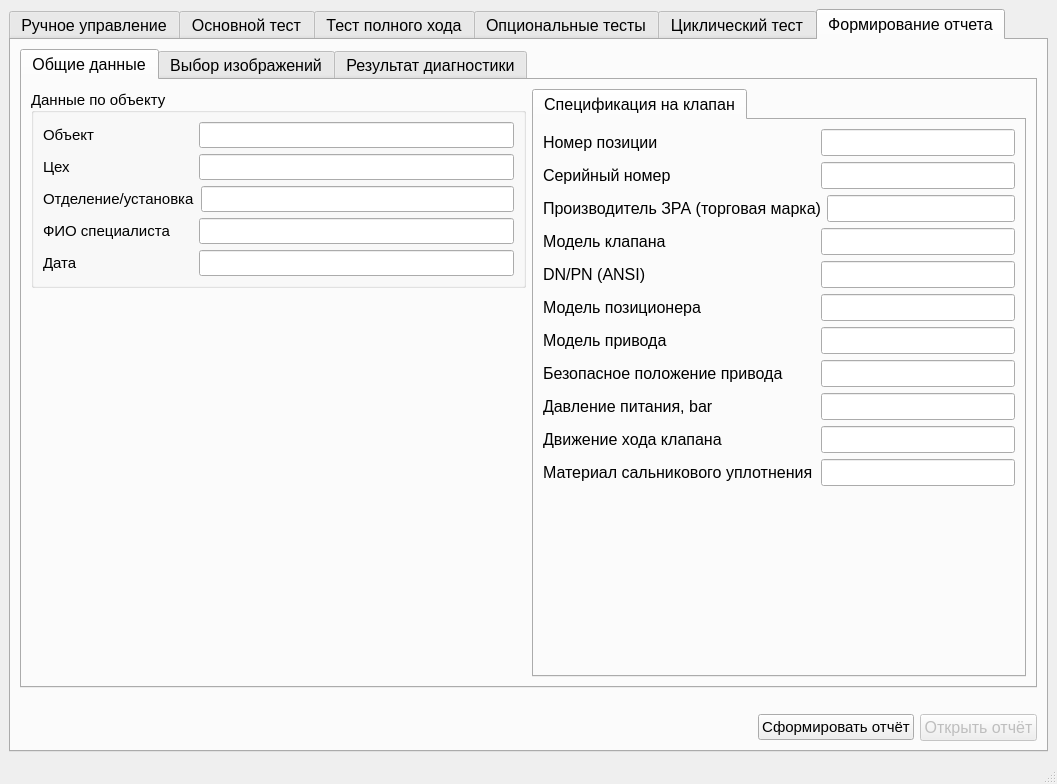
The window that MainWindow.ui (Rekvim/MpiSki) describes before a commit, drawn with Qt 5.
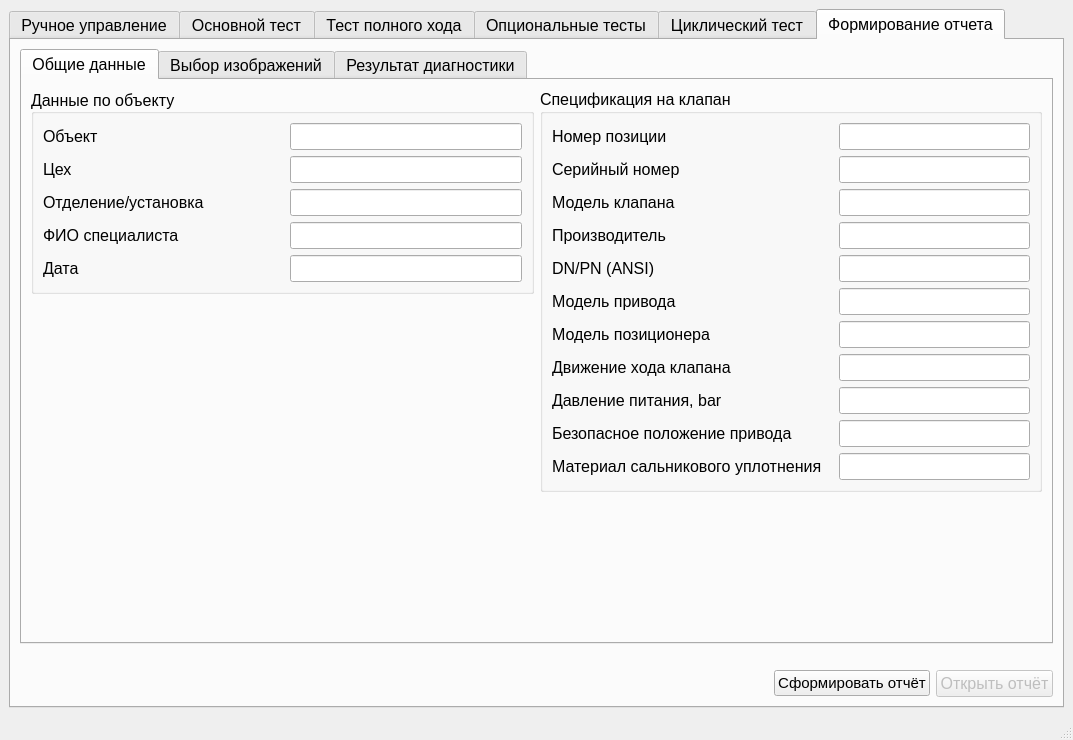
The same window after the commit. The open tabs and pages were chosen to show the change. Custom widgets are drawn as their Qt base class.

Diff of the .ui file:
```diff
--- a/MainWindow.ui
+++ b/MainWindow.ui
@@ -6,10 +6,16 @@
    <rect>
     <x>0</x>
     <y>0</y>
-    <width>1051</width>
-    <height>784</height>
+    <width>1073</width>
+    <height>721</height>
    </rect>
   </property>
+  <property name="sizePolicy">
+   <sizepolicy hsizetype="Maximum" vsizetype="Preferred">
+    <horstretch>0</horstretch>
+    <verstretch>0</verstretch>
+   </sizepolicy>
+  </property>
   <property name="font">
    <font>
     <pointsize>11</pointsize>
@@ -19,7 +25,7 @@
    <string>Тестирование</string>
   </property>
   <widget class="QWidget" name="centralwidget">
-   <layout class="QVBoxLayout" name="verticalLayout_9">
+   <layout class="QHBoxLayout" name="horizontalLayout_7">
     <item>
      <widget class="QTabWidget" name="tabWidget">
       <property name="enabled">
@@ -2038,20 +2044,20 @@
            <attribute name="title">
             <string>Общие данные</string>
            </attribute>
-           <layout class="QHBoxLayout" name="horizontalLayout_22">
+           <layout class="QHBoxLayout" name="horizontalLayout_8">
             <item>
-             <layout class="QVBoxLayout" name="verticalLayout_37">
+             <layout class="QVBoxLayout" name="verticalLayout_36">
               <item>
                <widget class="QGroupBox" name="groupBox_12">
                 <property name="sizePolicy">
-                 <sizepolicy hsizetype="Preferred" vsizetype="Maximum">
+                 <sizepolicy hsizetype="Expanding" vsizetype="Maximum">
                   <horstretch>2</horstretch>
                   <verstretch>0</verstretch>
                  </sizepolicy>
                 </property>
                 <property name="font">
                  <font>
-                  <pointsize>11</pointsize>
+                  <pointsize>12</pointsize>
                   <stylestrategy>PreferDefault</stylestrategy>
                  </font>
                 </property>
@@ -2061,11 +2067,20 @@
                 <property name="alignment">
                  <set>Qt::AlignmentFlag::AlignLeading|Qt::AlignmentFlag::AlignLeft|Qt::AlignmentFlag::AlignVCenter</set>
                 </property>
-                <layout class="QVBoxLayout" name="verticalLayout_36">
+                <layout class="QVBoxLayout" name="verticalLayout_37">
                  <item>
-                  <layout class="QHBoxLayout" name="horizontalLayout_7">
+                  <layout class="QHBoxLayout" name="horizontalLayout_23">
+                   <property name="spacing">
+                    <number>15</number>
+                   </property>
                    <item>
                     <widget class="QLabel" name="label_object">
+                     <property name="sizePolicy">
+                      <sizepolicy hsizetype="Expanding" vsizetype="Preferred">
+                       <horstretch>0</horstretch>
+                       <verstretch>0</verstretch>
+                      </sizepolicy>
+                     </property>
                      <property name="minimumSize">
                       <size>
                        <width>150</width>
@@ -2080,7 +2095,7 @@
                    <item>
                     <widget class="QLineEdit" name="lineEdit_object">
                      <property name="sizePolicy">
-                      <sizepolicy hsizetype="MinimumExpanding" vsizetype="Fixed">
+                      <sizepolicy hsizetype="Expanding" vsizetype="Fixed">
                        <horstretch>0</horstretch>
                        <verstretch>0</verstretch>
                       </sizepolicy>
@@ -2093,9 +2108,18 @@
                   </layout>
                  </item>
                  <item>
-                  <layout class="QHBoxLayout" name="horizontalLayout_8">
+                  <layout class="QHBoxLayout" name="horizontalLayout_32">
+                   <property name="spacing">
+                    <number>15</number>
+                   </property>
                    <item>
                     <widget class="QLabel" name="label_manufacture">
+                     <property name="sizePolicy">
+                      <sizepolicy hsizetype="Expanding" vsizetype="Preferred">
+                       <horstretch>0</horstretch>
+                       <verstretch>0</verstretch>
+                      </sizepolicy>
+                     </property>
                      <property name="minimumSize">
                       <size>
                        <width>150</width>
@@ -2110,7 +2134,7 @@
                    <item>
                     <widget class="QLineEdit" name="lineEdit_manufacture">
                      <property name="sizePolicy">
-                      <sizepolicy hsizetype="MinimumExpanding" vsizetype="Fixed">
+                      <sizepolicy hsizetype="Expanding" vsizetype="Fixed">
                        <horstretch>0</horstretch>
                        <verstretch>0</verstretch>
                       </sizepolicy>
@@ -2123,11 +2147,14 @@
                   </layout>
                  </item>
                  <item>
-                  <layout class="QHBoxLayout" name="horizontalLayout_9">
+                  <layout class="QHBoxLayout" name="horizontalLayout_33">
+                   <property name="spacing">
+                    <number>15</number>
+                   </property>
                    <item>
                     <widget class="QLabel" name="label_department">
                      <property name="sizePolicy">
-                      <sizepolicy hsizetype="Preferred" vsizetype="Preferred">
+                      <sizepolicy hsizetype="Expanding" vsizetype="Preferred">
                        <horstretch>0</horstretch>
                        <verstretch>0</verstretch>
                       </sizepolicy>
@@ -2146,7 +2173,7 @@
                    <item>
                     <widget class="QLineEdit" name="lineEdit_department">
                      <property name="sizePolicy">
-                      <sizepolicy hsizetype="MinimumExpanding" vsizetype="Fixed">
+                      <sizepolicy hsizetype="Expanding" vsizetype="Fixed">
                        <horstretch>0</horstretch>
                        <verstretch>0</verstretch>
                       </sizepolicy>
@@ -2159,11 +2186,14 @@
                   </layout>
                  </item>
                  <item>
-                  <layout class="QHBoxLayout" name="horizontalLayout_10">
+                  <layout class="QHBoxLayout" name="horizontalLayout_34">
+                   <property name="spacing">
+                    <number>15</number>
+                   </property>
                    <item>
                     <widget class="QLabel" name="label_FIO">
                      <property name="sizePolicy">
-                      <sizepolicy hsizetype="Preferred" vsizetype="Preferred">
+                      <sizepolicy hsizetype="Expanding" vsizetype="Preferred">
                        <horstretch>0</horstretch>
                        <verstretch>0</verstretch>
                       </sizepolicy>
@@ -2182,7 +2212,7 @@
                    <item>
                     <widget class="QLineEdit" name="lineEdit_FIO">
                      <property name="sizePolicy">
-                      <sizepolicy hsizetype="MinimumExpanding" vsizetype="Fixed">
+                      <sizepolicy hsizetype="Expanding" vsizetype="Fixed">
                        <horstretch>0</horstretch>
                        <verstretch>0</verstretch>
                       </sizepolicy>
@@ -2195,11 +2225,14 @@
                   </layout>
                  </item>
                  <item>
-                  <layout class="QHBoxLayout" name="horizontalLayout_21">
+                  <layout class="QHBoxLayout" name="horizontalLayout_35">
+                   <property name="spacing">
+                    <number>15</number>
+                   </property>
                    <item>
                     <widget class="QLabel" name="label_data">
                      <property name="sizePolicy">
-                      <sizepolicy hsizetype="Preferred" vsizetype="Preferred">
+                      <sizepolicy hsizetype="Expanding" vsizetype="Preferred">
                        <horstretch>0</horstretch>
                        <verstretch>0</verstretch>
                       </sizepolicy>
@@ -2218,7 +2251,7 @@
                    <item>
                     <widget class="QLineEdit" name="lineEdit_data">
                      <property name="sizePolicy">
-                      <sizepolicy hsizetype="MinimumExpanding" vsizetype="Fixed">
+                      <sizepolicy hsizetype="Expanding" vsizetype="Fixed">
                        <horstretch>0</horstretch>
                        <verstretch>0</verstretch>
                       </sizepolicy>
@@ -2234,7 +2267,7 @@
                </widget>
               </item>
               <item>
-               <spacer name="verticalSpacer_5">
+               <spacer name="verticalSpacer_3">
                 <property name="orientation">
                  <enum>Qt::Orientation::Vertical</enum>
                 </property>
@@ -2249,21 +2282,32 @@
              </layout>
             </item>
             <item>
-             <layout class="QVBoxLayout" name="verticalLayout_40">
+             <layout class="QVBoxLayout" name="verticalLayout_38">
               <item>
-               <widget class="QTabWidget" name="tabWidget_2">
-                <property name="currentIndex">
-                 <number>0</number>
+               <widget class="QGroupBox" name="groupBox_2">
+                <property name="sizePolicy">
+                 <sizepolicy hsizetype="Expanding" vsizetype="Maximum">
+                  <horstretch>0</horstretch>
+                  <verstretch>0</verstretch>
+                 </sizepolicy>
                 </property>
-                <widget class="QWidget" name="tab">
-                 <attribute name="title">
+                <property name="title">
                   <string>Спецификация на клапан</string>
-                 </attribute>
-                 <layout class="QVBoxLayout" name="verticalLayout_41">
+                </property>
+                <layout class="QVBoxLayout" name="verticalLayout_9">
                   <item>
                    <layout class="QHBoxLayout" name="horizontalLayout_position">
+                   <property name="spacing">
+                    <number>15</number>
+                   </property>
                     <item>
                      <widget class="QLabel" name="label_positionNumber">
+                     <property name="sizePolicy">
+                      <sizepolicy hsizetype="Expanding" vsizetype="Maximum">
+                       <horstretch>0</horstretch>
+                       <verstretch>0</verstretch>
+                      </sizepolicy>
+                     </property>
                       <property name="minimumSize">
                        <size>
                         <width>272</width>
@@ -2278,7 +2322,7 @@
                     <item>
                      <widget class="QLineEdit" name="lineEdit_positionNumber">
                       <property name="sizePolicy">
-                       <sizepolicy hsizetype="MinimumExpanding" vsizetype="Fixed">
+                      <sizepolicy hsizetype="Expanding" vsizetype="Fixed">
                         <horstretch>0</horstretch>
                         <verstretch>0</verstretch>
                        </sizepolicy>
@@ -2295,8 +2339,17 @@
                   </item>
                   <item>
                    <layout class="QHBoxLayout" name="horizontalLayout_serial">
+                   <property name="spacing">
+                    <number>15</number>
+                   </property>
                     <item>
                      <widget class="QLabel" name="label_serial">
+                     <property name="sizePolicy">
+                      <sizepolicy hsizetype="Expanding" vsizetype="Maximum">
+                       <horstretch>0</horstretch>
+                       <verstretch>0</verstretch>
+                      </sizepolicy>
+                     </property>
                       <property name="minimumSize">
                        <size>
                         <width>272</width>
@@ -2311,40 +2364,7 @@
                     <item>
                      <widget class="QLineEdit" name="lineEdit_serial">
                       <property name="sizePolicy">
-                       <sizepolicy hsizetype="MinimumExpanding" vsizetype="Fixed">
-                        <horstretch>0</horstretch>
-                        <verstretch>0</verstretch>
-                       </sizepolicy>
-                      </property>
-                      <property name="readOnly">
-                       <bool>true</bool>
-                      </property>
-                      <property name="clearButtonEnabled">
-                       <bool>false</bool>
-                      </property>
-                     </widget>
-                    </item>
-                   </layout>
-                  </item>
-                  <item>
-                   <layout class="QHBoxLayout" name="horizontalLayout_manufacturer">
-                    <item>
-                     <widget class="QLabel" name="label_manufacturer">
-                      <property name="minimumSize">
-                       <size>
-                        <width>272</width>
-                        <height>0</height>
-                       </size>
-                      </property>
-                      <property name="text">
-                       <string>Производитель ЗРА (торговая марка)</string>
-                      </property>
-                     </widget>
-                    </item>
-                    <item>
-                     <widget class="QLineEdit" name="lineEdit_manufacturer">
-                      <property name="sizePolicy">
-                       <sizepolicy hsizetype="MinimumExpanding" vsizetype="Fixed">
+                      <sizepolicy hsizetype="Expanding" vsizetype="Fixed">
                         <horstretch>0</horstretch>
                         <verstretch>0</verstretch>
                        </sizepolicy>
@@ -2361,8 +2381,17 @@
                   </item>
                   <item>
                    <layout class="QHBoxLayout" name="horizontalLayout_valveModel">
+                   <property name="spacing">
+                    <number>15</number>
+                   </property>
                     <item>
                      <widget class="QLabel" name="label_valveModel">
+                     <property name="sizePolicy">
+                      <sizepolicy hsizetype="Expanding" vsizetype="Maximum">
+                       <horstretch>0</horstretch>
+                       <verstretch>0</verstretch>
+                      </sizepolicy>
+                     </property>
                       <property name="minimumSize">
                        <size>
                         <width>272</width>
@@ -2377,7 +2406,49 @@
                     <item>
                      <widget class="QLineEdit" name="lineEdit_valveModel">
                       <property name="sizePolicy">
-                       <sizepolicy hsizetype="MinimumExpanding" vsizetype="Fixed">
+                      <sizepolicy hsizetype="Expanding" vsizetype="Fixed">
+                       <horstretch>0</horstretch>
+                       <verstretch>0</verstretch>
+                      </sizepolicy>
+                     </property>
+                     <property name="readOnly">
+                      <bool>true</bool>
+                     </property>
+                     <property name="clearButtonEnabled">
+                      <bool>false</bool>
+                     </property>
+                    </widget>
+                   </item>
+                  </layout>
+                 </item>
+                 <item>
+                  <layout class="QHBoxLayout" name="horizontalLayout_manufacturer">
+                   <property name="spacing">
+                    <number>15</number>
+                   </property>
+                   <item>
+                    <widget class="QLabel" name="label_manufacturer">
+                     <property name="sizePolicy">
+                      <sizepolicy hsizetype="Expanding" vsizetype="Maximum">
+                       <horstretch>0</horstretch>
+                       <verstretch>0</verstretch>
+                      </sizepolicy>
+                     </property>
+                     <property name="minimumSize">
+                      <size>
+                       <width>272</width>
+                       <height>0</height>
+                      </size>
+                     </property>
+                     <property name="text">
+                      <string>Производитель</string>
+                     </property>
+                    </widget>
+                   </item>
+                   <item>
+                    <widget class="QLineEdit" name="lineEdit_manufacturer">
+                     <property name="sizePolicy">
+                      <sizepolicy hsizetype="Expanding" vsizetype="Maximum">
                         <horstretch>0</horstretch>
                         <verstretch>0</verstretch>
                        </sizepolicy>
@@ -2394,8 +2465,17 @@
                   </item>
                   <item>
                    <layout class="QHBoxLayout" name="horizontalLayout_DNPN">
+                   <property name="spacing">
+                    <number>15</number>
+                   </property>
                     <item>
                      <widget class="QLabel" name="label_DNPN">
+                     <property name="sizePolicy">
+                      <sizepolicy hsizetype="Expanding" vsizetype="Maximum">
+                       <horstretch>0</horstretch>
+                       <verstretch>0</verstretch>
+                      </sizepolicy>
+                     </property>
                       <property name="minimumSize">
                        <size>
                         <width>272</width>
@@ -2410,40 +2490,7 @@
                     <item>
                      <widget class="QLineEdit" name="lineEdit_DNPN">
                       <property name="sizePolicy">
-                       <sizepolicy hsizetype="MinimumExpanding" vsizetype="Fixed">
-                        <horstretch>0</horstretch>
-                        <verstretch>0</verstretch>
-                       </sizepolicy>
-                      </property>
-                      <property name="readOnly">
-                       <bool>true</bool>
-                      </property>
-                      <property name="clearButtonEnabled">
-                       <bool>false</bool>
-                      </property>
-                     </widget>
-                    </item>
-                   </layout>
-                  </item>
-                  <item>
-                   <layout class="QHBoxLayout" name="horizontalLayout_positioner">
-                    <item>
-                     <widget class="QLabel" name="label_positioner">
-                      <property name="minimumSize">
-                       <size>
-                        <width>272</width>
-                        <height>0</height>
-                       </size>
-                      </property>
-                      <property name="text">
-                       <string>Модель позиционера</string>
-                      </property>
-                     </widget>
-                    </item>
-                    <item>
-                     <widget class="QLineEdit" name="lineEdit_positioner">
-                      <property name="sizePolicy">
-                       <sizepolicy hsizetype="MinimumExpanding" vsizetype="Fixed">
+                      <sizepolicy hsizetype="Expanding" vsizetype="Fixed">
                         <horstretch>0</horstretch>
                         <verstretch>0</verstretch>
                        </sizepolicy>
@@ -2460,8 +2507,17 @@
                   </item>
                   <item>
                    <layout class="QHBoxLayout" name="horizontalLayout_modelDrive">
+                   <property name="spacing">
+                    <number>15</number>
+                   </property>
                     <item>
                      <widget class="QLabel" name="label_modelDrive">
+                     <property name="sizePolicy">
+                      <sizepolicy hsizetype="Expanding" vsizetype="Maximum">
+                       <horstretch>0</horstretch>
+                       <verstretch>0</verstretch>
+                      </sizepolicy>
+                     </property>
                       <property name="minimumSize">
                        <size>
                         <width>272</width>
@@ -2476,7 +2532,7 @@
                     <item>
                      <widget class="QLineEdit" name="lineEdit_modelDrive">
                       <property name="sizePolicy">
-                       <sizepolicy hsizetype="MinimumExpanding" vsizetype="Fixed">
+                      <sizepolicy hsizetype="Expanding" vsizetype="Fixed">
                         <horstretch>0</horstretch>
                         <verstretch>0</verstretch>
                        </sizepolicy>
@@ -2492,9 +2548,18 @@
                    </layout>
                   </item>
                   <item>
-                   <layout class="QHBoxLayout" name="horizontalLayout_safePosition">
+                  <layout class="QHBoxLayout" name="horizontalLayout_positioner">
+                   <property name="spacing">
+                    <number>15</number>
+                   </property>
                     <item>
-                     <widget class="QLabel" name="label_safePosition">
+                    <widget class="QLabel" name="label_positioner">
+                     <property name="sizePolicy">
+                      <sizepolicy hsizetype="Expanding" vsizetype="Maximum">
+                       <horstretch>0</horstretch>
+                       <verstretch>0</verstretch>
+                      </sizepolicy>
+                     </property>
                       <property name="minimumSize">
                        <size>
                         <width>272</width>
@@ -2502,14 +2567,56 @@
                        </size>
                       </property>
                       <property name="text">
-                       <string>Безопасное положение привода</string>
+                      <string>Модель позиционера</string>
                       </property>
                      </widget>
                     </item>
                     <item>
-                     <widget class="QLineEdit" name="lineEdit_safePosition">
+                    <widget class="QLineEdit" name="lineEdit_positioner">
                       <property name="sizePolicy">
-                       <sizepolicy hsizetype="MinimumExpanding" vsizetype="Fixed">
+                      <sizepolicy hsizetype="Expanding" vsizetype="Fixed">
+                       <horstretch>0</horstretch>
+                       <verstretch>0</verstretch>
+                      </sizepolicy>
+                     </property>
+                     <property name="readOnly">
+                      <bool>true</bool>
+                     </property>
+                     <property name="clearButtonEnabled">
+                      <bool>false</bool>
+                     </property>
+                    </widget>
+                   </item>
+                  </layout>
+                 </item>
+                 <item>
+                  <layout class="QHBoxLayout" name="horizontalLayout_movement">
+                   <property name="spacing">
+                    <number>15</number>
+                   </property>
+                   <item>
+                    <widget class="QLabel" name="label_movement">
+                     <property name="sizePolicy">
+                      <sizepolicy hsizetype="Expanding" vsizetype="Maximum">
+                       <horstretch>0</horstretch>
+                       <verstretch>0</verstretch>
+                      </sizepolicy>
+                     </property>
+                     <property name="minimumSize">
+                      <size>
+                       <width>272</width>
+                       <height>0</height>
+                      </size>
+                     </property>
+                     <property name="text">
+                      <string>Движение хода клапана</string>
+                     </property>
+                    </widget>
+                   </item>
+                   <item>
+                    <widget class="QLineEdit" name="lineEdit_strokeMovement">
+                     <property name="sizePolicy">
+                      <sizepolicy hsizetype="Expanding" vsizetype="Fixed">
                         <horstretch>0</horstretch>
                         <verstretch>0</verstretch>
                        </sizepolicy>
@@ -2526,8 +2633,17 @@
                   </item>
                   <item>
                    <layout class="QHBoxLayout" name="horizontalLayout_pressure">
+                   <property name="spacing">
+                    <number>15</number>
+                   </property>
                     <item>
                      <widget class="QLabel" name="label_pressure">
+                     <property name="sizePolicy">
+                      <sizepolicy hsizetype="Expanding" vsizetype="Maximum">
+                       <horstretch>0</horstretch>
+                       <verstretch>0</verstretch>
+                      </sizepolicy>
+                     </property>
                       <property name="minimumSize">
                        <size>
                         <width>272</width>
@@ -2542,7 +2658,7 @@
                     <item>
                      <widget class="QLineEdit" name="lineEdit_pressure">
                       <property name="sizePolicy">
-                       <sizepolicy hsizetype="MinimumExpanding" vsizetype="Fixed">
+                      <sizepolicy hsizetype="Expanding" vsizetype="Fixed">
                         <horstretch>0</horstretch>
                         <verstretch>0</verstretch>
                        </sizepolicy>
@@ -2558,9 +2674,18 @@
                    </layout>
                   </item>
                   <item>
-                   <layout class="QHBoxLayout" name="horizontalLayout_movement">
+                  <layout class="QHBoxLayout" name="horizontalLayout_safePosition">
+                   <property name="spacing">
+                    <number>15</number>
+                   </property>
                     <item>
-                     <widget class="QLabel" name="label_movement">
+                    <widget class="QLabel" name="label_safePosition">
+                     <property name="sizePolicy">
+                      <sizepolicy hsizetype="Expanding" vsizetype="Maximum">
+                       <horstretch>0</horstretch>
+                       <verstretch>0</verstretch>
+                      </sizepolicy>
+                     </property>
                       <property name="minimumSize">
                        <size>
                         <width>272</width>
@@ -2568,14 +2693,14 @@
                        </size>
                       </property>
                       <property name="text">
-                       <string>Движение хода клапана</string>
+                      <string>Безопасное положение привода</string>
                       </property>
                      </widget>
                     </item>
                     <item>
-                     <widget class="QLineEdit" name="lineEdit_movement">
+                    <widget class="QLineEdit" name="lineEdit_safePosition">
                       <property name="sizePolicy">
-                       <sizepolicy hsizetype="MinimumExpanding" vsizetype="Fixed">
+                      <sizepolicy hsizetype="Expanding" vsizetype="Fixed">
                         <horstretch>0</horstretch>
                         <verstretch>0</verstretch>
                        </sizepolicy>
@@ -2592,8 +2717,17 @@
                   </item>
                   <item>
                    <layout class="QHBoxLayout" name="horizontalLayout_materialStuffingBoxSe">
+                   <property name="spacing">
+                    <number>15</number>
+                   </property>
                     <item>
                      <widget class="QLabel" name="label_materialStuffingBoxSeal">
+                     <property name="sizePolicy">
+                      <sizepolicy hsizetype="Expanding" vsizetype="Maximum">
+                       <horstretch>0</horstretch>
+                       <verstretch>0</verstretch>
+                      </sizepolicy>
+                     </property>
                       <property name="minimumSize">
                        <size>
                         <width>272</width>
@@ -2608,7 +2742,7 @@
                     <item>
                      <widget class="QLineEdit" name="lineEdit_materialStuffingBoxSeal">
                       <property name="sizePolicy">
-                       <sizepolicy hsizetype="MinimumExpanding" vsizetype="Fixed">
+                      <sizepolicy hsizetype="Expanding" vsizetype="Fixed">
                         <horstretch>0</horstretch>
                         <verstretch>0</verstretch>
                        </sizepolicy>
@@ -2623,8 +2757,11 @@
                     </item>
                    </layout>
                   </item>
+                </layout>
+               </widget>
+              </item>
                   <item>
-                   <spacer name="verticalSpacer_3">
+               <spacer name="verticalSpacer_4">
                     <property name="orientation">
                      <enum>Qt::Orientation::Vertical</enum>
                     </property>
@@ -2635,10 +2772,6 @@
                      </size>
                     </property>
                    </spacer>
-                  </item>
-                 </layout>
-                </widget>
-               </widget>
               </item>
              </layout>
             </item>
```
Left out of the diff: 127 changed lines with no effect on the pictures. Lines whose indentation alone changed are shown as unchanged.
